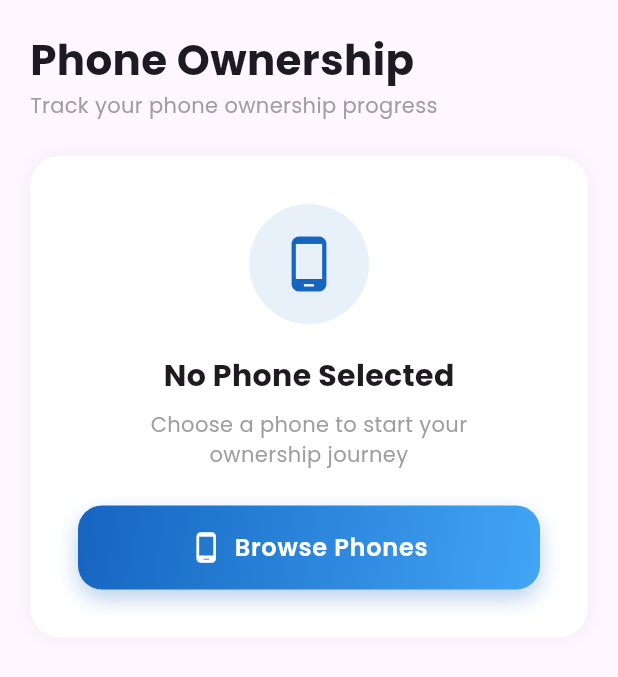
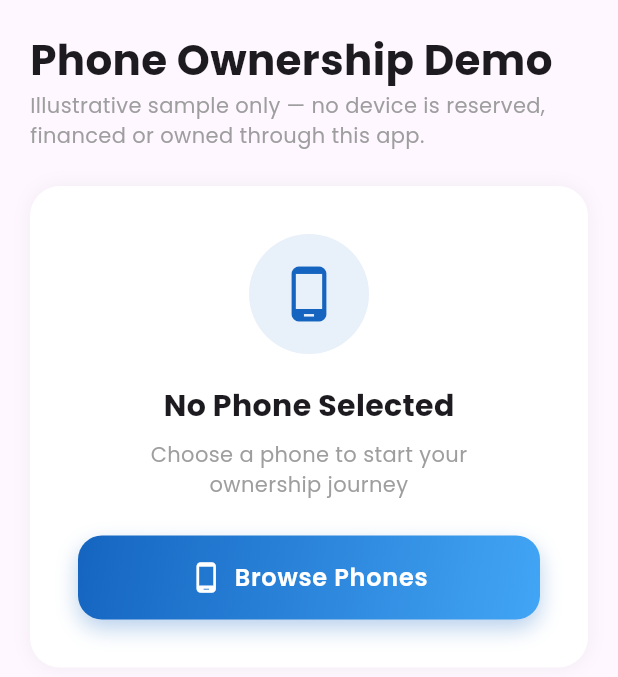
Before and after one commit to murithiian24-Avaru/Ian-Ndung-u-Muriithi, a Flutter app: the OwnershipScreen screen opened directly, on a phone screen of 412 x 824 dp. Shown: the top 677 px of the screen. Run offline on Flutter 3.47's test engine with Material 3 defaults, Android fonts, the phone set to English and light mode, and no system bars; our stand-ins replace flutter_animate, google_fonts, package_info_plus, percent_indicator, shared_preferences; accounts and stored records are empty; generated files the repository leaves out were written again; statements that could not run were skipped.

Commit message:
Remove misleading real ownership claims from demo screen

```diff
--- a/adlease/lib/screens/ownership/ownership_screen.dart
+++ b/adlease/lib/screens/ownership/ownership_screen.dart
@@ -22,14 +22,14 @@ class OwnershipScreen extends StatelessWidget {
             crossAxisAlignment: CrossAxisAlignment.start,
             children: [
               Text(
-                'Phone Ownership',
+                'Phone Ownership Demo',
                 style: GoogleFonts.poppins(
                   fontSize: 28,
                   fontWeight: FontWeight.bold,
                 ),
               ),
               Text(
-                'Track your phone ownership progress',
+                'Illustrative sample only — no device is reserved, financed or owned through this app.',
                 style: GoogleFonts.poppins(fontSize: 14, color: Colors.grey),
               ),
               const SizedBox(height: 24),
@@ -160,6 +160,11 @@ class OwnershipScreen extends StatelessWidget {
                   ),
                 ],
               ),
+              const SizedBox(height: 8),
+              const Text(
+                'DEMO ONLY — these figures do not represent payments, a financing agreement or legal ownership.',
+                style: TextStyle(fontSize: 12, color: Colors.grey),
+              ),
               const SizedBox(height: 24),
               LinearPercentIndicator(
                 lineHeight: 16,
@@ -199,7 +204,7 @@ class OwnershipScreen extends StatelessWidget {
                 children: [
                   Expanded(
                     child: _buildInfoCard(
-                      'Phone Value',
+                      'Sample phone value',
                       formatKsh(current.phonePrice, decimals: 0),
                       Icons.phone_android,
                       AdLeaseTheme.primaryBlue,
@@ -209,7 +214,7 @@ class OwnershipScreen extends StatelessWidget {
                   const SizedBox(width: 12),
                   Expanded(
                     child: _buildInfoCard(
-                      'Amount Paid',
+                      'Sample amount paid',
                       formatKsh(current.amountPaid),
                       Icons.payments,
                       AdLeaseTheme.successGreen,
@@ -239,7 +244,7 @@ class OwnershipScreen extends StatelessWidget {
                       ),
                       const SizedBox(width: 8),
                       Text(
-                        'Phone Owned! Congratulations!',
+                        'Demo progress complete — no purchase or ownership transferred',
                         style: GoogleFonts.poppins(
                           color: AdLeaseTheme.successGreen,
                           fontWeight: FontWeight.w600,
@@ -302,7 +307,7 @@ class OwnershipScreen extends StatelessWidget {
           crossAxisAlignment: CrossAxisAlignment.start,
           children: [
             Text(
-              'Completed Ownerships',
+              'Completed Demo Selections',
               style: GoogleFonts.poppins(
                 fontSize: 18,
                 fontWeight: FontWeight.w600,
```
